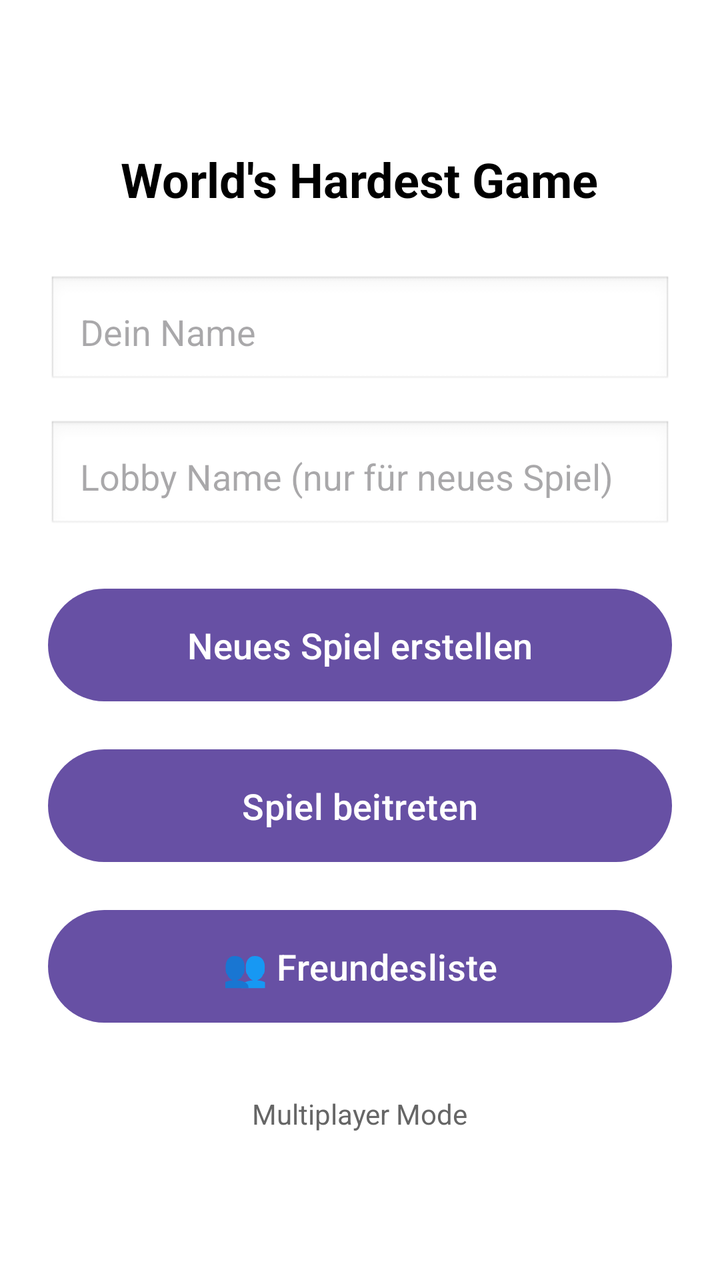
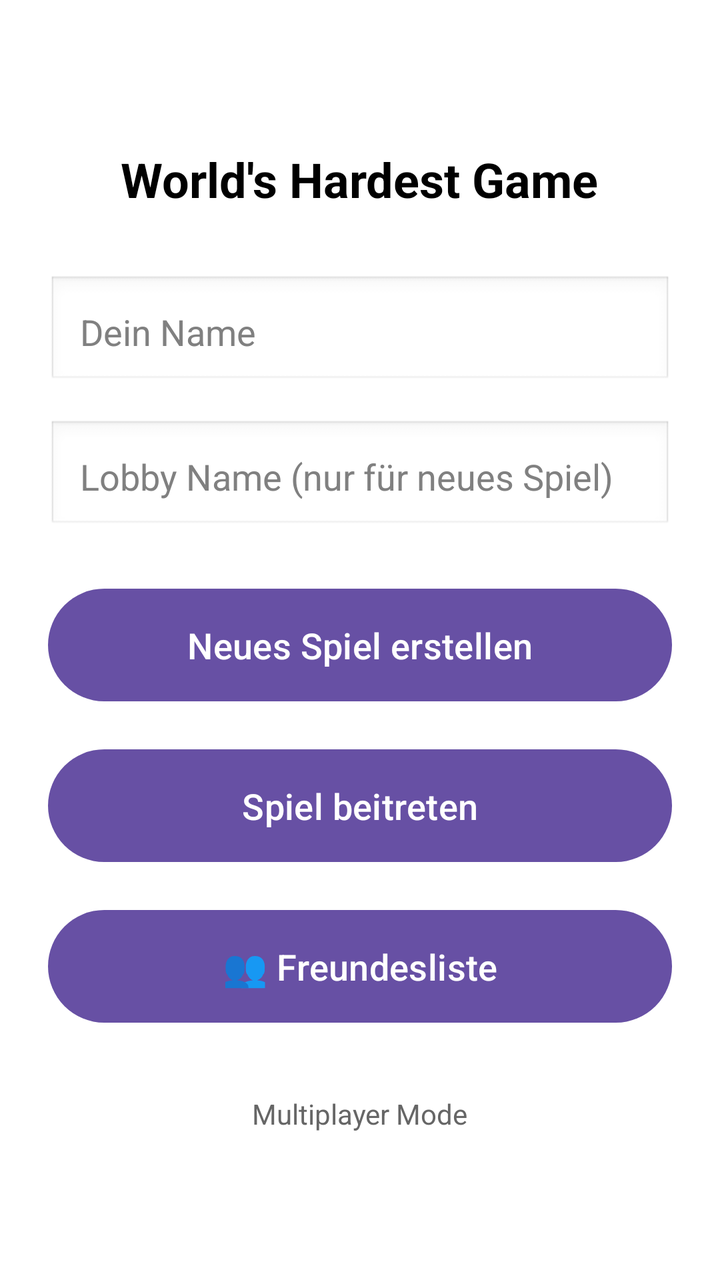

The first picture is an Android layout as it rendered before a commit; the second is the same layout after the commit. The layout source and the unified diff follow.
<!-- AndroidManifest.xml: application theme Theme.WorldsHardestGameMultiplayer -->
<!-- res/layout/activity_lobby.xml -->
<?xml version="1.0" encoding="utf-8"?>
<LinearLayout xmlns:android="http://schemas.android.com/apk/res/android"
    android:layout_width="match_parent"
    android:layout_height="match_parent"
    android:orientation="vertical"
    android:padding="24dp"
    android:gravity="center"
    android:background="#FFFFFF">

    <TextView
        android:layout_width="wrap_content"
        android:layout_height="wrap_content"
        android:text="World's Hardest Game"
        android:textSize="24sp"
        android:textStyle="bold"
        android:textColor="#000000"
        android:layout_marginBottom="32dp"/>

    <EditText
        android:id="@+id/etPlayerName"
        android:layout_width="match_parent"
        android:layout_height="wrap_content"
        android:hint="Dein Name"
        android:inputType="text"
        android:textSize="18sp"
        android:padding="16dp"
        android:background="@android:drawable/edit_text"
        android:layout_marginBottom="16dp"/>

    <EditText
        android:id="@+id/etLobbyName"
        android:layout_width="match_parent"
        android:layout_height="wrap_content"
        android:hint="Lobby Name (nur für neues Spiel)"
        android:inputType="text"
        android:textSize="18sp"
        android:padding="16dp"
        android:background="@android:drawable/edit_text"
        android:layout_marginBottom="24dp"/>

    <Button
        android:id="@+id/btnCreateGame"
        android:layout_width="match_parent"
        android:layout_height="wrap_content"
        android:text="Neues Spiel erstellen"
        android:textSize="18sp"
        android:padding="16dp"
        android:layout_marginBottom="16dp"/>

    <Button
        android:id="@+id/btnJoinGame"
        android:layout_width="match_parent"
        android:layout_height="wrap_content"
        android:text="Spiel beitreten"
        android:textSize="18sp"
        android:padding="16dp"
        android:layout_marginBottom="16dp"/>

    <Button
        android:id="@+id/btnFriends"
        android:layout_width="match_parent"
        android:layout_height="wrap_content"
        android:text="👥 Freundesliste"
        android:textSize="18sp"
        android:padding="16dp"/>

    <TextView
        android:layout_width="wrap_content"
        android:layout_height="wrap_content"
        android:text="Multiplayer Mode"
        android:textSize="14sp"
        android:textColor="#666666"
        android:layout_marginTop="32dp"/>

</LinearLayout>
<!-- resources referenced by this layout -->
<resources>
  <style name="Theme.WorldsHardestGameMultiplayer" parent="Base.Theme.WorldsHardestGameMultiplayer" />
  <style name="Base.Theme.WorldsHardestGameMultiplayer" parent="Theme.Material3.DayNight.NoActionBar">
          
          
      </style>
</resources>

<!-- the commit's change to res/layout/activity_lobby.xml (unified diff, before → after) -->
@@ -18,22 +18,26 @@
 
     <EditText
         android:id="@+id/etPlayerName"
+        style="@style/CustomEditText"
         android:layout_width="match_parent"
         android:layout_height="wrap_content"
         android:hint="Dein Name"
         android:inputType="text"
         android:textSize="18sp"
+        android:textColor="#000000"
         android:padding="16dp"
         android:background="@android:drawable/edit_text"
         android:layout_marginBottom="16dp"/>
 
     <EditText
         android:id="@+id/etLobbyName"
+        style="@style/CustomEditText"
         android:layout_width="match_parent"
         android:layout_height="wrap_content"
         android:hint="Lobby Name (nur für neues Spiel)"
         android:inputType="text"
         android:textSize="18sp"
+        android:textColor="#000000"
         android:padding="16dp"
         android:background="@android:drawable/edit_text"
         android:layout_marginBottom="24dp"/>
<!-- resource entries referenced after the edit -->
@@ -1,9 +1,17 @@
 <!-- resources referenced by this layout -->
 <resources>
+  <style name="CustomEditText" parent="Widget.AppCompat.EditText">
+          <item name="android:textColor">#000000</item>
+          <item name="android:textColorHint">#808080</item>
+      </style>
   <style name="Theme.WorldsHardestGameMultiplayer" parent="Base.Theme.WorldsHardestGameMultiplayer" />
-  <style name="Base.Theme.WorldsHardestGameMultiplayer" parent="Theme.Material3.DayNight.NoActionBar">
+  <style name="Base.Theme.WorldsHardestGameMultiplayer" parent="Theme.Material3.Light.NoActionBar">
           
-          
+          <item name="android:editTextColor">#000000</item>
+          <item name="android:textColorPrimary">#000000</item>
+          <item name="editTextColor">#000000</item>
+          <item name="android:textColor">#000000</item>
+          <item name="editTextStyle">@style/CustomEditText</item>
       </style>
 </resources>
 
